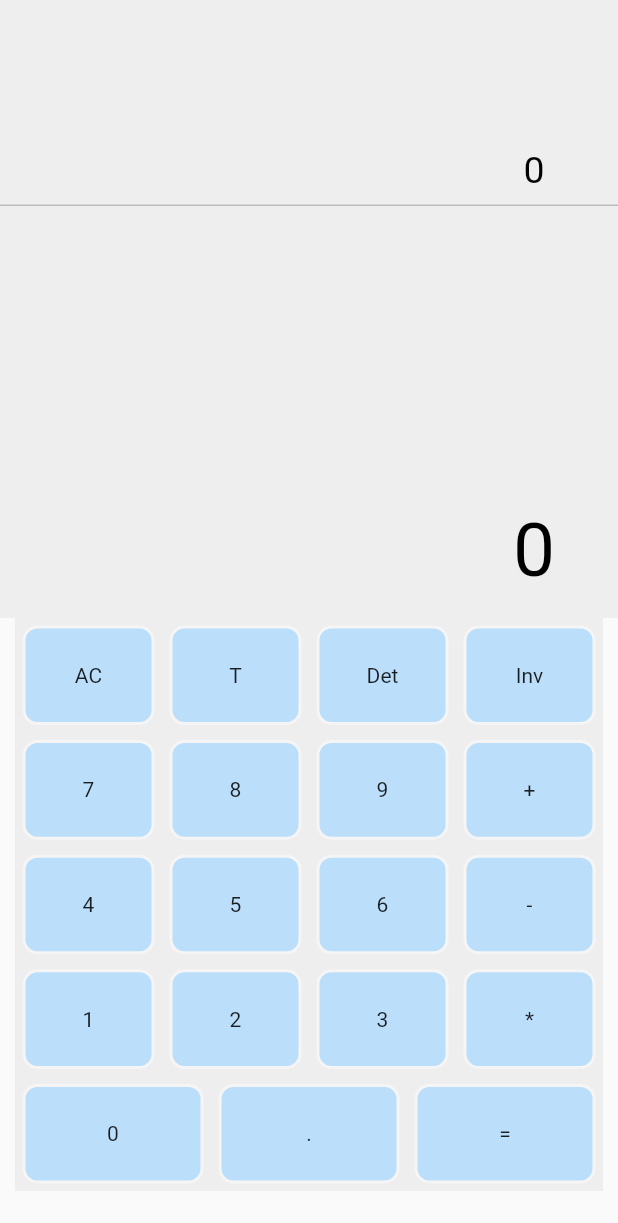
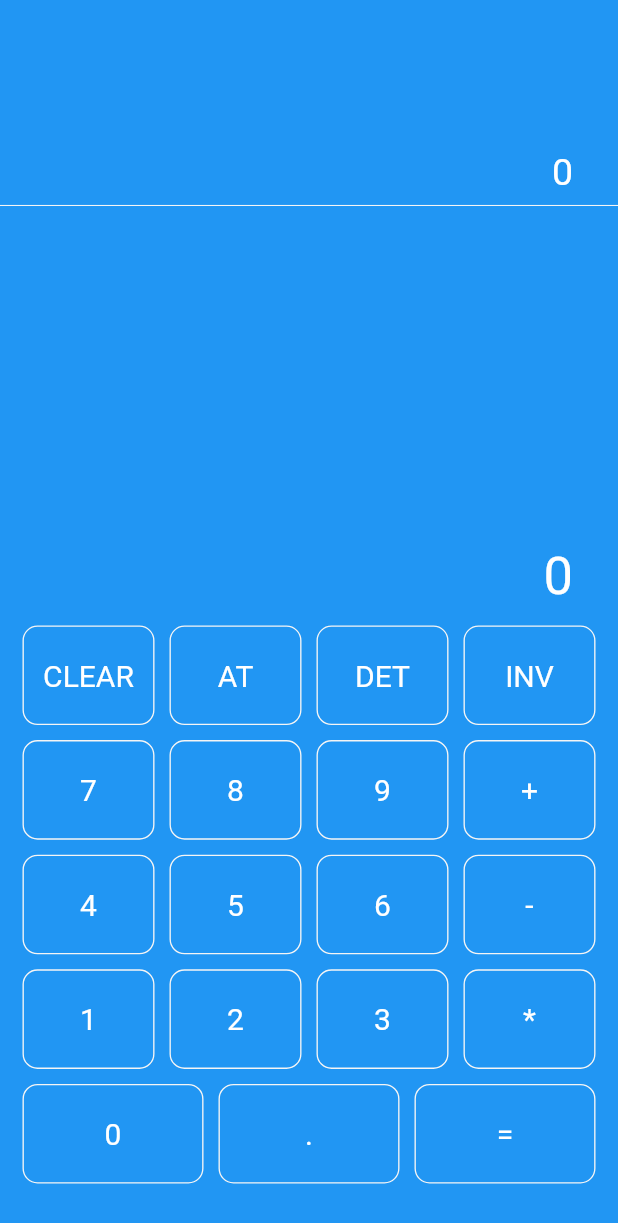
Before and after one commit to dinahcj/MatrixCalculator, a Flutter app: the screen it shows after launch, on a phone screen of 412 x 824 dp. Shown: the top 1223 px of the screen. Run offline on Flutter 3.47's test engine with Material 2 defaults, Android fonts, the phone set to English and light mode, and no system bars.

Commit message:
Day 5 style fixes

```diff
--- a/lib/main.dart
+++ b/lib/main.dart
@@ -9,11 +9,8 @@ class MyApp extends StatelessWidget {
   Widget build(BuildContext context) {
     return MaterialApp(
       title: 'Matrix Calculator',
-      /* theme: ThemeData(
-        primarySwatch: Colors.blue,
-        visualDensity: VisualDensity.adaptivePlatformDensity,
-      ), */
       home: Scaffold(
+        backgroundColor: Colors.blue,
         body: Center(
           child: Column(
             children: [
@@ -22,8 +19,6 @@ class MyApp extends StatelessWidget {
                 child: Container(
                     //margin: EdgeInsets.all(10),
                     constraints: BoxConstraints.expand(),
-                    //make screen width of device
-                    color: Colors.grey[400],
                     child: Screen()),
               ),
               Expanded(
@@ -47,46 +42,31 @@ class MyApp extends StatelessWidget {
 }
 
 class Screen extends StatelessWidget {
-  //When clearing Screen should new instance be generated & rendered?
+  /* Top half of app is the calculator screen
+    * When clearing Screen should new instance be
+    * generated & rendered?
+  */
+
   final Widget screenInputArea = Container(
+    // Displays the values input by the user at the top
+    padding: EdgeInsets.only(top: 7, right: 30, left: 30, bottom: 7),
     decoration: BoxDecoration(
-      color: Colors.grey[200],
       border: Border(
         bottom: BorderSide(
-          //                   <--- left side
-          width: 1.0,
-          color: Colors.grey[400],
+          width: 0.7,
+          color: Colors.grey[100],
         ),
       ),
     ),
-    child: Center(
-      child: Container(
-        margin: EdgeInsets.only(top: 90, left: 300),
-        child: Text(
-          "0",
-          style: TextStyle(
-            fontSize: 25,
-            fontWeight: FontWeight.w400,
-            color: Colors.black,
-          ),
-        ),
-      ),
-    ),
+    child: InputValue('0'),
   );
 
   final Widget screenOutputArea = Container(
-    color: Colors.grey[200],
+    // Displays the solution to the input operation sequence
+    padding: EdgeInsets.only(top: 7, right: 30, left: 30, bottom: 7),
     child: Center(
       child: Container(
-        margin: EdgeInsets.only(top: 185, left: 300),
-        child: Text(
-          "0",
-          style: TextStyle(
-            fontSize: 50,
-            fontWeight: FontWeight.w400,
-            color: Colors.black,
-          ),
-        ),
+        child: OutputSolution('0'),
       ),
     ),
   );
@@ -99,16 +79,16 @@ class Screen extends StatelessWidget {
           Expanded(
             flex: 2,
             child: Container(
-                constraints: BoxConstraints.expand(),
-                color: Colors.pink[100],
-                child: screenInputArea),
+              constraints: BoxConstraints.expand(),
+              child: screenInputArea,
+            ),
           ),
           Expanded(
             flex: 4,
             child: Container(
-                constraints: BoxConstraints.expand(),
-                color: Colors.pink[200],
-                child: screenOutputArea),
+              constraints: BoxConstraints.expand(),
+              child: screenOutputArea,
+            ),
           ),
         ],
       ),
@@ -117,98 +97,59 @@ class Screen extends StatelessWidget {
 }
 
 class Keypad extends StatelessWidget {
+  // Dispays keypad numbers and operations buttons
+
   @override
   Widget build(BuildContext context) {
     return Container(
-      decoration: BoxDecoration(
-        color: Colors.grey[200],
-      ),
       child: Column(
         children: [
           Expanded(
             child: Row(
               children: [
-                ButtonContainer(
-                  Text('AC'),
-                ), //0
-                ButtonContainer(
-                  Text('T'),
-                ), //.
-                ButtonContainer(
-                  Text('Det'),
-                ),
-                ButtonContainer(
-                  Text('Inv'),
-                ),
+                ButtonValue('CLEAR'),
+                ButtonValue('AT'),
+                ButtonValue('DET'),
+                ButtonValue('INV'),
               ],
             ),
           ),
           Expanded(
             child: Row(
               children: [
-                ButtonContainer(
-                  Text('7'),
-                ), //0
-                ButtonContainer(
-                  Text('8'),
-                ), //.
-                ButtonContainer(
-                  Text('9'),
-                ),
-                ButtonContainer(
-                  Text('+'),
-                ),
+                ButtonValue('7'),
+                ButtonValue('8'),
+                ButtonValue('9'),
+                ButtonValue('+'),
               ],
             ),
           ),
           Expanded(
             child: Row(
               children: [
-                ButtonContainer(
-                  Text('4'),
-                ), //0
-                ButtonContainer(
-                  Text('5'),
-                ), //.
-                ButtonContainer(
-                  Text('6'),
-                ),
-                ButtonContainer(
-                  Text('-'),
-                ),
+                ButtonValue('4'),
+                ButtonValue('5'),
+                ButtonValue('6'),
+                ButtonValue('-'),
               ],
             ),
           ),
           Expanded(
             child: Row(
               children: [
-                ButtonContainer(
-                  Text('1'),
-                ), //0
-                ButtonContainer(
-                  Text('2'),
-                ), //.
-                ButtonContainer(
-                  Text('3'),
-                ),
-                ButtonContainer(
-                  Text('*'),
-                ),
+                ButtonValue('1'),
+                ButtonValue('2'),
+                ButtonValue('3'),
+                ButtonValue('*'),
               ],
             ),
           ),
           Expanded(
             child: Row(
               children: [
-                ButtonContainer(
-                  Text('0'),
-                ), //0
-                ButtonContainer(
-                  Text('.'),
-                ), //.
-                ButtonContainer(
-                  Text('='),
-                ),
+                ButtonValue('0'),
+                ButtonValue('.'),
+                ButtonValue('='),
               ],
             ),
           ),
@@ -218,17 +159,25 @@ class Keypad extends StatelessWidget {
   }
 }
 
-class ButtonContainer extends StatelessWidget {
-  Widget textValue;
+class ButtonValue extends StatelessWidget {
+  String textValue;
 
-  ButtonContainer(Widget textValue) {
+  ButtonValue(String textValue) {
     this.textValue = textValue;
   }
 
   @override
   Widget build(BuildContext context) {
     return Expanded(
-      child: Button(this.textValue),
+      child: Button(
+        Text(
+          this.textValue,
+          style: TextStyle(
+            color: Colors.white,
+            fontSize: 20,
+          ),
+        ),
+      ),
     );
   }
 }
@@ -240,6 +189,8 @@ class Button extends StatelessWidget {
     this.buttonValue = buttonValue;
   }
 
+  onTap() => {};
+
   @override
   Widget build(BuildContext context) {
     return Container(
@@ -249,12 +200,11 @@ class Button extends StatelessWidget {
       decoration: BoxDecoration(
         border: Border.all(
           color: Colors.grey[100],
-          width: 2,
+          width: 0.9,
         ),
         borderRadius: BorderRadius.all(
           Radius.circular(10),
         ),
-        color: Colors.blue[100],
       ),
       child: Center(
         child: this.buttonValue,
@@ -262,3 +212,47 @@ class Button extends StatelessWidget {
     );
   }
 }
+
+class OutputSolution extends StatelessWidget {
+  String output;
+
+  OutputSolution(String output) {
+    this.output = output;
+  }
+
+  @override
+  Widget build(BuildContext context) {
+    return Container(
+      alignment: Alignment.bottomRight,
+      child: Text(
+        this.output,
+        style: TextStyle(
+          color: Colors.white,
+          fontSize: 35,
+        ),
+      ),
+    );
+  }
+}
+
+class InputValue extends StatelessWidget {
+  String input;
+
+  InputValue(String input) {
+    this.input = input;
+  }
+
+  @override
+  Widget build(BuildContext context) {
+    return Container(
+      alignment: Alignment.bottomRight,
+      child: Text(
+        this.input,
+        style: TextStyle(
+          color: Colors.white,
+          fontSize: 25,
+        ),
+      ),
+    );
+  }
+}
```
Also changed, not shown: 20 other files.
